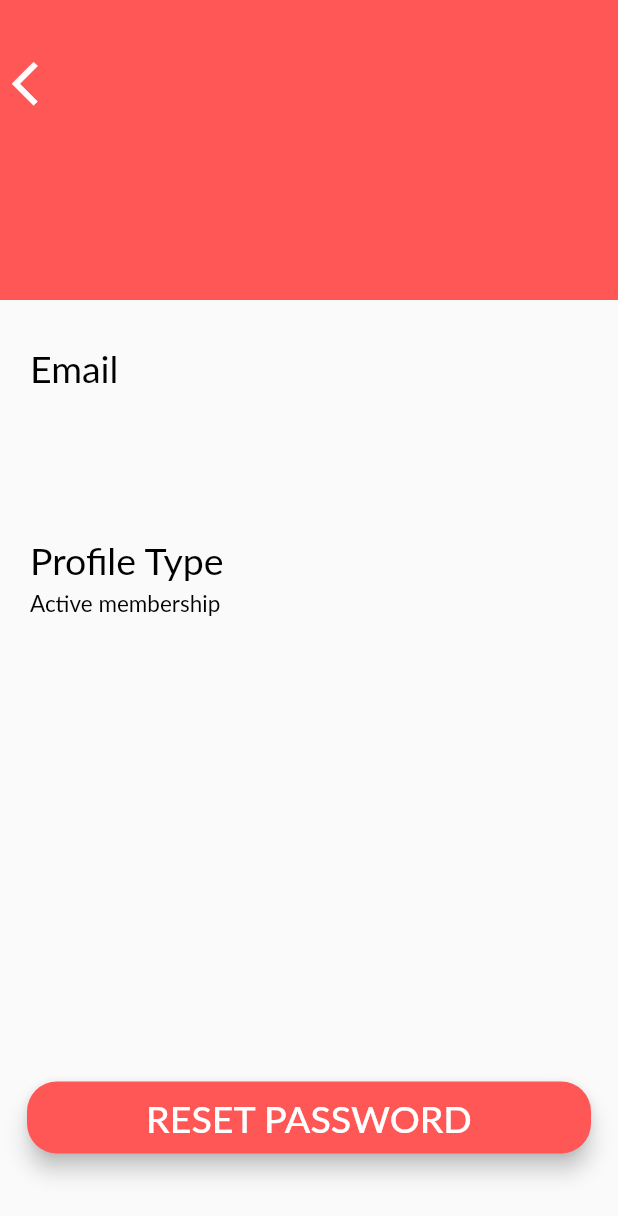
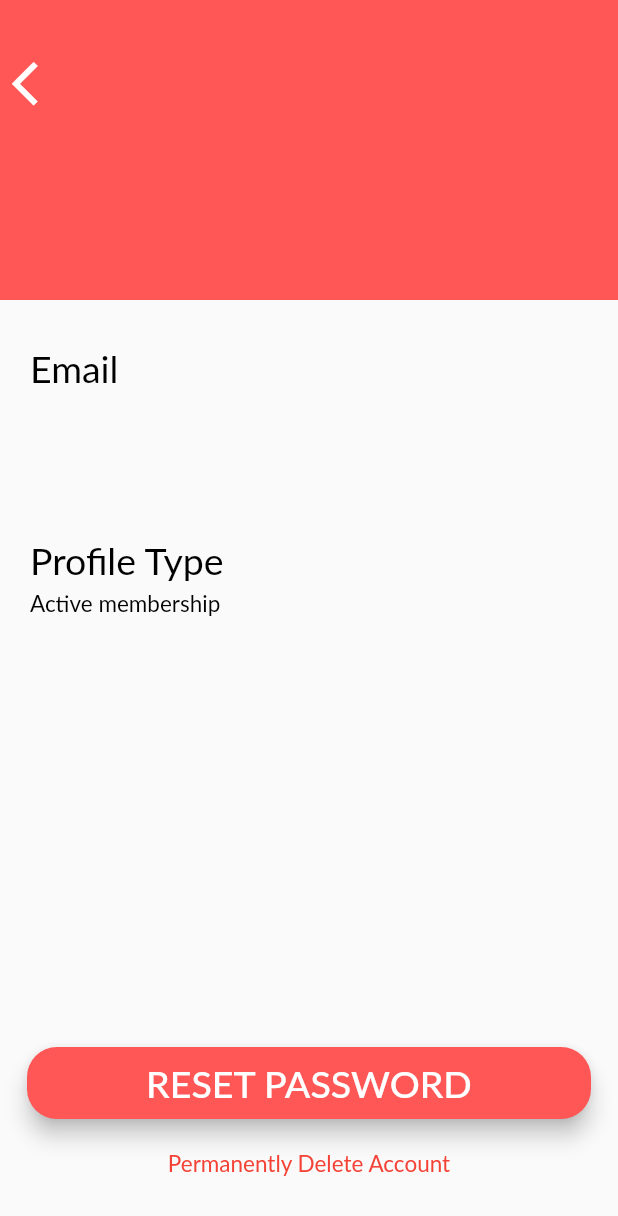
Before and after one commit to jamiesonshayna/LookToTheCook, a Flutter app: the ProfileScreen screen opened by its route, on a phone screen of 412 x 824 dp. Shown: the top 1216 px of the screen. Run offline on Flutter 3.47's test engine with Material 2 defaults, Android fonts, the phone set to English and light mode, and no system bars; our stand-ins replace connectivity, flutter_secure_storage, font_awesome_flutter, rflutter_alert; missing offline and left inert: amazon_cognito_identity_dart; accounts and stored records are empty; Roboto replaces fonts that are missing (Lato).

```diff
--- a/look_to_the_cook/lib/views/profile_screen.dart
+++ b/look_to_the_cook/lib/views/profile_screen.dart
@@ -114,7 +114,7 @@ class ProfileScreen extends StatelessWidget {
 
           Expanded(child: SizedBox()),
           Padding(
-            padding: const EdgeInsets.only(left: 18.0, right: 18.0, bottom: 50.0),
+            padding: const EdgeInsets.only(left: 18.0, right: 18.0),
             child: Row(
               children: <Widget>[
                 Expanded(
@@ -130,6 +130,19 @@ class ProfileScreen extends StatelessWidget {
                 ),
               ],
             ),
+          ),
+          Padding(
+            padding: const EdgeInsets.only(top: 15.0, bottom: 40.0),
+            child: GestureDetector(
+              onTap: () {
+                // logic to delete account
+              },
+              child: NormalText(
+                text: 'Permanently Delete Account',
+                textColor: Colors.red,
+                textSize: 15.0,
+              ),
+            ),
           )
         ],
       ),
```
